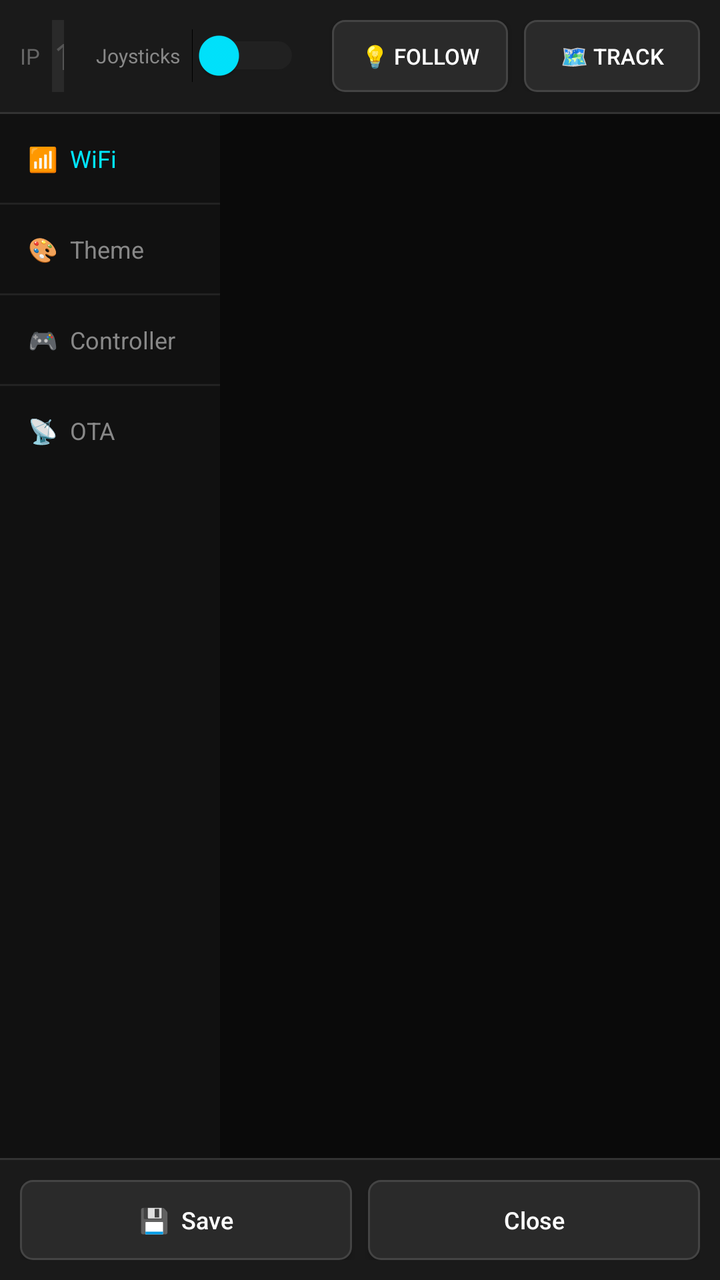
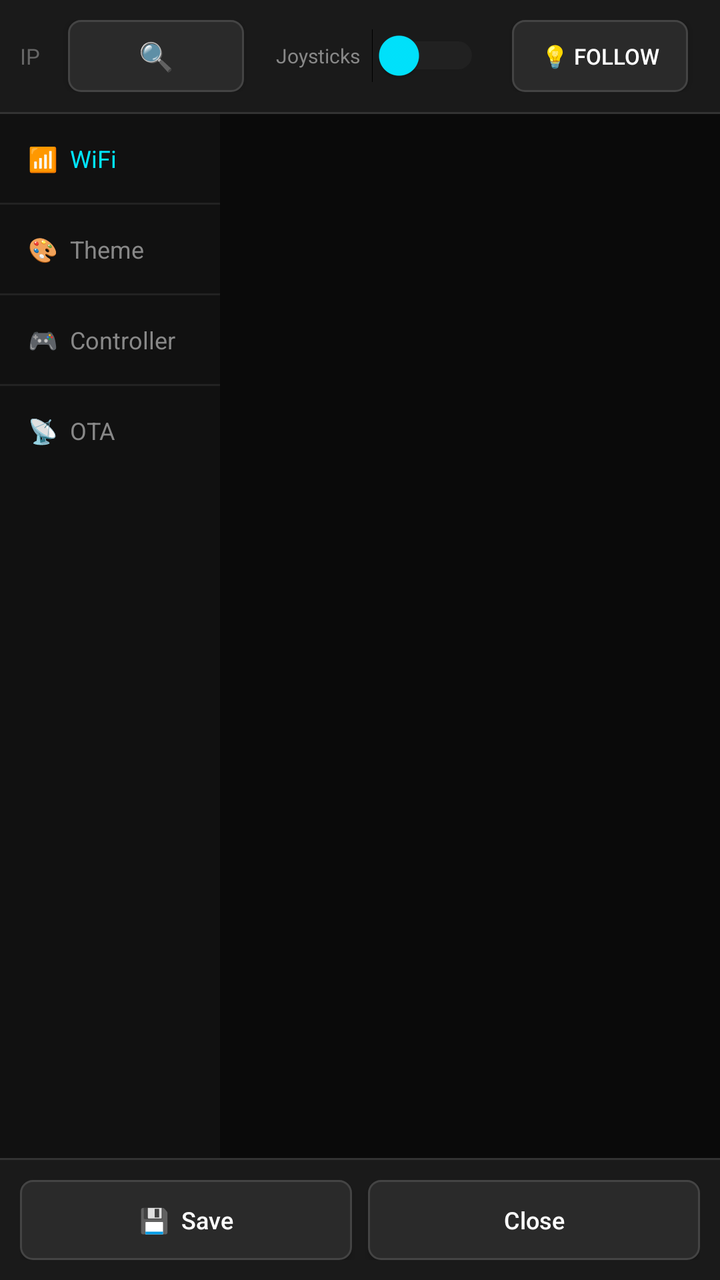

Screens rendered from an Android XML layout before and after an edit, with the pre-edit source and the edit as a unified diff.
<!-- AndroidManifest.xml: application theme Theme.ESPad32Controller -->
<!-- res/layout/dialog_settings.xml -->
<?xml version="1.0" encoding="utf-8"?>
<LinearLayout xmlns:android="http://schemas.android.com/apk/res/android"
    android:layout_width="match_parent"
    android:layout_height="match_parent"
    android:orientation="vertical"
    android:background="#0A0A0A">

    
    <LinearLayout android:layout_width="match_parent" android:layout_height="wrap_content"
        android:orientation="horizontal" android:background="#1A1A1A"
        android:padding="10dp" android:gravity="center_vertical">

        
        <TextView android:layout_width="wrap_content" android:layout_height="wrap_content"
            android:text="IP" android:textColor="#666666" android:textSize="11sp"
            android:layout_marginEnd="6dp"/>
        <EditText android:id="@+id/etIpAddress"
            android:layout_width="0dp" android:layout_height="36dp" android:layout_weight="1"
            android:inputType="text" android:fontFamily="monospace"
            android:textColor="#FFFFFF" android:textColorHint="#555555"
            android:hint="192.168.4.1" android:background="#2A2A2A"
            android:paddingStart="8dp" android:paddingEnd="8dp"
            android:layout_marginEnd="16dp"/>

        
        <TextView android:layout_width="wrap_content" android:layout_height="wrap_content"
            android:text="Joysticks" android:textColor="#888888"
            android:textSize="10sp" android:layout_marginEnd="6dp"/>
        <Switch android:id="@+id/switchJoysticks"
            android:layout_width="wrap_content" android:layout_height="wrap_content"
            android:thumbTint="#00E5FF" android:trackTint="#333333"
            android:layout_marginEnd="16dp"/>

        
        <Button android:id="@+id/btnFollowTop"
            android:layout_width="wrap_content" android:layout_height="36dp"
            android:text="💡 FOLLOW" android:textSize="11sp"
            android:layout_marginEnd="8dp"
            style="@style/CarButton"/>

        
        <Button android:id="@+id/btnTrackTop"
            android:layout_width="wrap_content" android:layout_height="36dp"
            android:text="🗺 TRACK" android:textSize="11sp"
            style="@style/CarButton"/>

    </LinearLayout>

    
    <View android:layout_width="match_parent" android:layout_height="1dp"
        android:background="#333333"/>

    
    <LinearLayout android:layout_width="match_parent" android:layout_height="0dp"
        android:layout_weight="1" android:orientation="horizontal">

        
        <LinearLayout android:layout_width="110dp" android:layout_height="match_parent"
            android:orientation="vertical" android:background="#111111">
            <TextView android:id="@+id/tabWifi"
                android:layout_width="match_parent" android:layout_height="wrap_content"
                android:text="📶  WiFi" android:textSize="12sp"
                android:padding="14dp" android:textColor="#00E5FF"/>
            <View android:layout_width="match_parent" android:layout_height="1dp" android:background="#222222"/>
            <TextView android:id="@+id/tabTheme"
                android:layout_width="match_parent" android:layout_height="wrap_content"
                android:text="🎨  Theme" android:textSize="12sp"
                android:padding="14dp" android:textColor="#888888"/>
            <View android:layout_width="match_parent" android:layout_height="1dp" android:background="#222222"/>
            <TextView android:id="@+id/tabController"
                android:layout_width="match_parent" android:layout_height="wrap_content"
                android:text="🎮  Controller" android:textSize="12sp"
                android:padding="14dp" android:textColor="#888888"/>
            <View android:layout_width="match_parent" android:layout_height="1dp" android:background="#222222"/>
            <TextView android:id="@+id/tabAdvanced"
                android:layout_width="match_parent" android:layout_height="wrap_content"
                android:text="📡  OTA" android:textSize="12sp"
                android:padding="14dp" android:textColor="#888888"/>
        </LinearLayout>

        
        <ScrollView android:layout_width="0dp" android:layout_height="match_parent"
            android:layout_weight="1" android:padding="14dp"
            android:background="#0A0A0A">
            <LinearLayout android:id="@+id/settingsContent"
                android:layout_width="match_parent" android:layout_height="wrap_content"
                android:orientation="vertical"/>
        </ScrollView>
    </LinearLayout>

    
    <View android:layout_width="match_parent" android:layout_height="1dp"
        android:background="#333333"/>
    <LinearLayout android:layout_width="match_parent" android:layout_height="wrap_content"
        android:orientation="horizontal" android:background="#1A1A1A" android:padding="10dp">
        <Button android:id="@+id/btnSave"
            android:layout_width="0dp" android:layout_height="40dp" android:layout_weight="1"
            android:text="💾  Save" android:textSize="12sp" 
            android:layout_marginEnd="8dp" style="@style/CarButton"/>
        <Button android:id="@+id/btnCancel"
            android:layout_width="0dp" android:layout_height="40dp" android:layout_weight="1"
            android:text="Close" android:textSize="12sp" 
            style="@style/CarButton"/>
    </LinearLayout>

</LinearLayout>
<!-- resources referenced by this layout -->
<resources>
  <style name="CarButton" parent="Widget.AppCompat.Button">
          <item name="android:background">@drawable/btn_car_bg</item>
          <item name="android:textColor">#FFFFFF</item>
          <item name="android:textAllCaps">false</item>
          <item name="android:paddingHorizontal">4dp</item>
      </style>
  <style name="Theme.ESPad32Controller" parent="Theme.AppCompat.NoActionBar">
          <item name="android:windowBackground">#0A0A0A</item>
          <item name="android:statusBarColor">#000000</item>
          <item name="android:navigationBarColor">#000000</item>
          <item name="android:windowFullscreen">false</item>
      </style>
  <!-- drawable btn_car_bg (drawable) -->
  <?xml version="1.0" encoding="utf-8"?>
  <selector xmlns:android="http://schemas.android.com/apk/res/android">
      <item android:state_checked="true">
          <shape android:shape="rectangle">
              <solid android:color="#D82F2E" />
              <corners android:radius="6dp" />
          </shape>
      </item>
      <item android:state_pressed="true">
          <shape android:shape="rectangle">
              <solid android:color="#D82F2E" />
              <corners android:radius="6dp" />
          </shape>
      </item>
      <item>
          <shape android:shape="rectangle">
              <solid android:color="#2A2A2A" />
              <corners android:radius="6dp" />
              <stroke android:width="1dp" android:color="#444444" />
          </shape>
      </item>
  </selector>
</resources>

<!-- the commit's change to res/layout/dialog_settings.xml (unified diff, before → after) -->
@@ -20,7 +20,14 @@
             android:textColor="#FFFFFF" android:textColorHint="#555555"
             android:hint="192.168.4.1" android:background="#2A2A2A"
             android:paddingStart="8dp" android:paddingEnd="8dp"
-            android:layout_marginEnd="16dp"/>
+            android:layout_marginEnd="8dp"/>
+
+        
+        <Button android:id="@+id/btnSearchDevices"
+            android:layout_width="wrap_content" android:layout_height="36dp"
+            android:text="🔍" android:textSize="14sp"
+            android:layout_marginEnd="16dp"
+            style="@style/CarButton"/>
 
         
         <TextView android:layout_width="wrap_content" android:layout_height="wrap_content"
